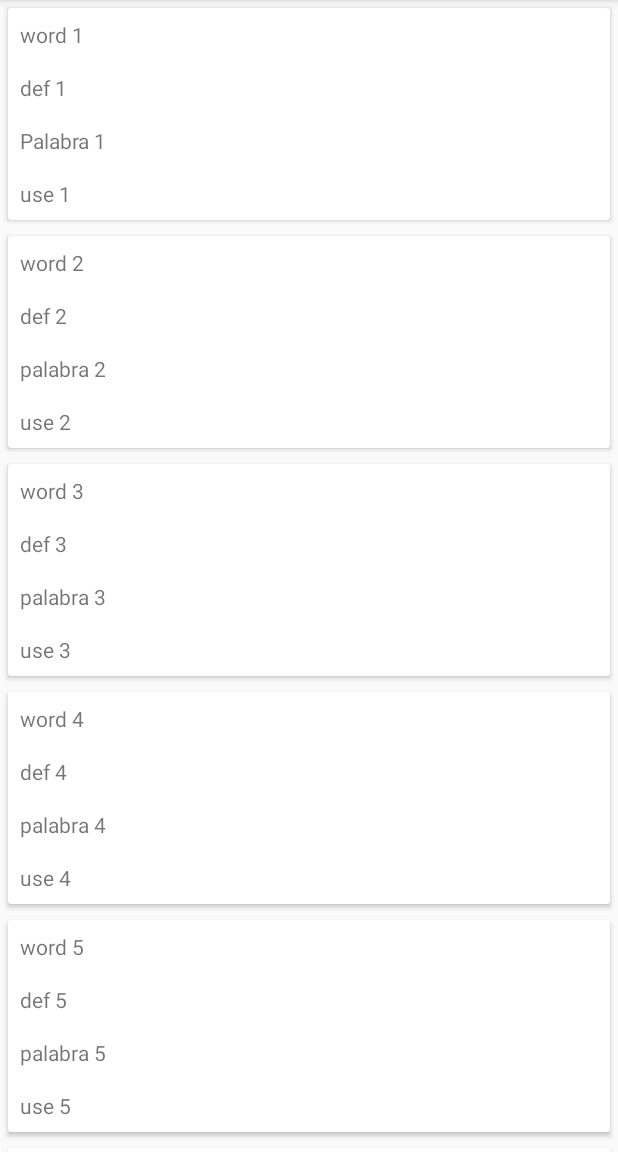
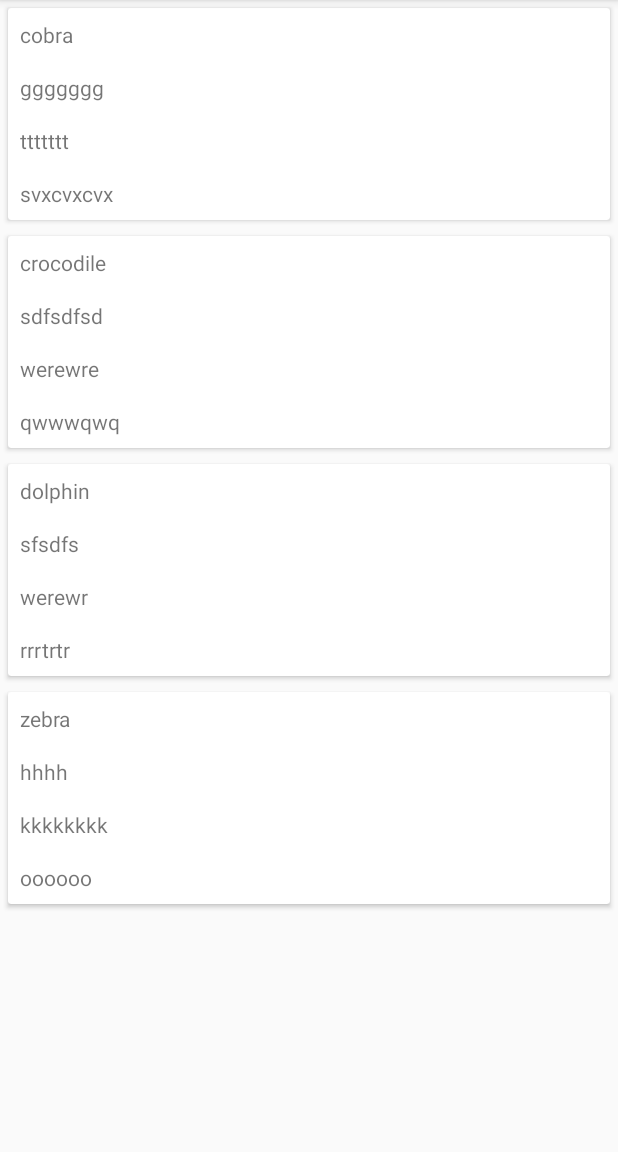
Before and after one commit to Jmiller1294/spanglish-dictionary, an Android app: the screen it shows after launch (SavedWordsActivity), after a tap on "View Saved Entries", on a phone screen of 412 x 824 dp, the part 84-1236 px from its top. Run offline under Robolectric (Android 15) with nearby library versions, the phone set to English and light mode, and no system bars; our stand-ins replace Room's generated code.

Commit message:
Add files via upload

```diff
--- a/src/main/java/com/example/spanglishdictionary/AddWordActivity.java
+++ b/src/main/java/com/example/spanglishdictionary/AddWordActivity.java
@@ -1,10 +1,8 @@
 package com.example.spanglishdictionary;
 
 import androidx.appcompat.app.AppCompatActivity;
+import androidx.lifecycle.ViewModelProviders;
 import androidx.localbroadcastmanager.content.LocalBroadcastManager;
-
-import android.content.BroadcastReceiver;
-import android.content.Context;
 import android.content.Intent;
 import android.content.IntentFilter;
 import android.os.Bundle;
@@ -18,6 +16,7 @@ public class AddWordActivity extends AppCompatActivity {
     private EditText enterWordEdit, enterDefEdit, enterPalabraEdit, enterUseEdit;
     private static final String ACTION_CUSTOM_BROADCAST =
             BuildConfig.APPLICATION_ID + ".ACTION_CUSTOM_BROADCAST";
+    private WordsViewModel wordsViewModel;
 
     @Override
     protected void onCreate(Bundle savedInstanceState) {
@@ -25,19 +24,14 @@ public class AddWordActivity extends AppCompatActivity {
         setContentView(R.layout.activity_add_word);
 
 
-        // Initialize private TextView fields with their corresponding TextViews
-        enterWordView = findViewById(R.id.enterWordView);
-        enterDefView = findViewById(R.id.enterDefView);
-        enterPalabraView = findViewById(R.id.enterPalabraView);
-        enterUseView = findViewById(R.id.enterUseView);
-
         // Initialize private EditText fields with their corresponding EditTexts
         enterWordEdit = findViewById(R.id.enterWordEdit);
         enterDefEdit = findViewById(R.id.enterDefEdit);
         enterPalabraEdit = findViewById(R.id.enterPalabraEdit);
         enterUseEdit = findViewById(R.id.enterUseEdit);
+        wordsViewModel = ViewModelProviders.of(this).get(WordsViewModel.class);
 
-        //
+        //register broadcast receiver
         IntentFilter filter = new IntentFilter();
 
         this.registerReceiver(mReceiver, filter);
@@ -47,15 +41,19 @@ public class AddWordActivity extends AppCompatActivity {
 
     }
 
-    // Method to Send Data Items (new word info) to MainActivity here
+    //sends new word data to database
     public void sendData(View view) {
         Intent intent = new Intent(this, WordLookupActivity.class);
         intent.putExtra("added_word", "new word");
+        Words word = new Words(enterWordEdit.getText().toString(),
+                enterDefEdit.getText().toString(),
+                enterUseEdit.getText().toString(),
+                enterPalabraEdit.getText().toString());
+        wordsViewModel.insert(word);
         sendCustomBroadcast();
-        // Word data info below
-    finish();
     }
 
+    //sends a custom broadcast to change word of the day
     public void sendCustomBroadcast() {
         Intent customBroadcastIntent = new Intent(ACTION_CUSTOM_BROADCAST);
         LocalBroadcastManager.getInstance(this).sendBroadcast(customBroadcastIntent);
--- a/src/main/java/com/example/spanglishdictionary/CustomReceiver.java
+++ b/src/main/java/com/example/spanglishdictionary/CustomReceiver.java
@@ -44,9 +44,6 @@ public class CustomReceiver extends BroadcastReceiver {
             //start main activity
             context.startActivity(mainIntent);
 
-            // Display the toast.
-            Toast.makeText(context, toastMessage, Toast.LENGTH_SHORT).show();
-
 
         }
     }
--- a/src/main/java/com/example/spanglishdictionary/SavedWordsActivity.java
+++ b/src/main/java/com/example/spanglishdictionary/SavedWordsActivity.java
@@ -1,44 +1,45 @@
 package com.example.spanglishdictionary;
 
+import androidx.annotation.Nullable;
 import androidx.appcompat.app.AppCompatActivity;
-import androidx.recyclerview.widget.GridLayoutManager;
+import androidx.lifecycle.Observer;
+import androidx.lifecycle.ViewModelProviders;
+import androidx.recyclerview.widget.LinearLayoutManager;
 import androidx.recyclerview.widget.RecyclerView;
 
 import android.os.Bundle;
+import android.util.Log;
 
 import java.util.ArrayList;
+import java.util.List;
 
 public class SavedWordsActivity extends AppCompatActivity {
     private RecyclerView recyclerView;
     private ArrayList<Words> wordsData;
-    private spanglishAdapter spanglishAdapter;
-    private int gridColumnCount;
+    private savedWordsAdapter savedWordsAdapter;
+    private WordsViewModel mWordsViewModel;
 
     @Override
     protected void onCreate(Bundle savedInstanceState) {
         super.onCreate(savedInstanceState);
         setContentView(R.layout.activity_saved_words);
 
-        gridColumnCount = 1;
-        recyclerView = findViewById(R.id.recycler_view);
-        recyclerView.setLayoutManager(new GridLayoutManager(this, gridColumnCount));
-        wordsData = new ArrayList<>();
-        spanglishAdapter = new spanglishAdapter(this, wordsData);
-        recyclerView.setAdapter(spanglishAdapter);
-        loadWordsData();
+        mWordsViewModel = ViewModelProviders.of(this).get(WordsViewModel.class);
+
+
+        RecyclerView recyclerView = findViewById(R.id.recycler_view);
+        savedWordsAdapter = new savedWordsAdapter(this);
+        recyclerView.setAdapter(savedWordsAdapter);
+        recyclerView.setLayoutManager(new LinearLayoutManager(this));
+
+        mWordsViewModel.getAllWords().observe(this, new Observer<List<Words>>() {
+            @Override
+            public void onChanged(@Nullable final List<Words> words) {
+                // Update the cached copy of the words in the adapter.
+                Log.d("word_look", words.toString());
+                savedWordsAdapter.setWords(words);
+            }
+        });
     }
 
-    private void loadWordsData() {
-        wordsData.clear();
-        String [] words = getResources().getStringArray(R.array.word_list);
-        String [] defs = getResources().getStringArray(R.array.def_list);
-        String [] palabras = getResources().getStringArray(R.array.palabra_list);
-        String [] uses = getResources().getStringArray(R.array.use_list);
-        for(int i=0; i<words.length; i++){
-            wordsData.add(new Words(words[i],defs[i], palabras[i],uses[i]));
-        }
-        spanglishAdapter.notifyDataSetChanged();
-    }
-
-
 }
--- a/src/main/java/com/example/spanglishdictionary/WordLookupActivity.java
+++ b/src/main/java/com/example/spanglishdictionary/WordLookupActivity.java
@@ -4,7 +4,6 @@ import androidx.appcompat.app.AppCompatActivity;
 import androidx.recyclerview.widget.GridLayoutManager;
 import androidx.recyclerview.widget.RecyclerView;
 import android.os.Bundle;
-import android.util.Log;
 
 import java.util.ArrayList;
 
@@ -19,9 +18,8 @@ public class WordLookupActivity extends AppCompatActivity {
         super.onCreate(savedInstanceState);
         setContentView(R.layout.activity_word_lookup);
 
-
         gridColumnCount = 1;
-        recyclerView = findViewById(R.id.recycler_view);
+        recyclerView = findViewById(R.id.saved_words_recycler_view);
         recyclerView.setLayoutManager(new GridLayoutManager(this, gridColumnCount));
         wordsData = new ArrayList<>();
         spanglishAdapter = new spanglishAdapter(this, wordsData);
@@ -32,10 +30,12 @@ public class WordLookupActivity extends AppCompatActivity {
 
     private void loadWordsData() {
         wordsData.clear();
+
         String [] words = getResources().getStringArray(R.array.word_list);
         String [] defs = getResources().getStringArray(R.array.def_list);
         String [] palabras = getResources().getStringArray(R.array.palabra_list);
         String [] uses = getResources().getStringArray(R.array.use_list);
+
         for(int i=0; i<words.length; i++){
             wordsData.add(new Words(words[i],defs[i], palabras[i],uses[i]));
         }
--- /dev/null
+++ b/src/main/java/com/example/spanglishdictionary/WordRoomDatabase.java
@@ -0,0 +1,80 @@
+package com.example.spanglishdictionary;
+
+import android.content.Context;
+import android.os.AsyncTask;
+import android.util.Log;
+
+import androidx.annotation.NonNull;
+import androidx.room.Database;
+import androidx.room.Room;
+import androidx.room.RoomDatabase;
+import androidx.sqlite.db.SupportSQLiteDatabase;
+
+@Database(entities = {Words.class}, version = 1, exportSchema = false)
+public abstract class WordRoomDatabase extends RoomDatabase {
+
+    public abstract WordsDao wordDao();
+    private static WordRoomDatabase INSTANCE;
+
+    static WordRoomDatabase getDatabase(final Context context) {
+        if (INSTANCE == null) {
+            synchronized (WordRoomDatabase.class) {
+                if (INSTANCE == null) {
+                    INSTANCE = Room.databaseBuilder(context.getApplicationContext(),
+                                    WordRoomDatabase.class, "words_database")
+                            // Wipes and rebuilds instead of migrating
+                            // if no Migration object.
+                            // Migration is not part of this practical.
+                            .fallbackToDestructiveMigration()
+                            .addCallback(sRoomDatabaseCallback)
+                            .build();
+                }
+            }
+        }
+        return INSTANCE;
+    }
+
+    private static RoomDatabase.Callback sRoomDatabaseCallback =
+            new RoomDatabase.Callback(){
+
+                @Override
+                public void onOpen (@NonNull SupportSQLiteDatabase db){
+                    super.onOpen(db);
+                    new PopulateDbAsync(INSTANCE).execute();
+                }
+            };
+
+
+    /**
+     * Populate the database in the background.
+     */
+    private static class PopulateDbAsync extends AsyncTask<Void, Void, Void> {
+
+        private final WordsDao mDao;
+        String[] words = {"dolphin", "crocodile", "cobra","zebra"};
+        String[] defs = {"sfsdfs", "sdfsdfsd", "ggggggg","hhhh"};
+        String[] palabras = {"werewr", "werewre", "ttttttt", "kkkkkkkk"};
+        String[] uses = {"rrrtrtr", "qwwwqwq", "svxcvxcvx", "oooooo"};
+
+        PopulateDbAsync(WordRoomDatabase db) {
+            mDao = db.wordDao();
+        }
+
+        @Override
+        protected Void doInBackground(final Void... params) {
+            // Start the app with a clean database every time.
+            // Not needed if you only populate the database
+            // when it is first created
+            mDao.deleteAll();
+
+            Log.d("pop", "populated");
+
+            for (int i = 0; i <= words.length - 1; i++) {
+                Words word = new Words(words[i],defs[i], palabras[i],uses[i]);
+                Log.d("words_data", word.toString());
+                mDao.insert(word);
+            }
+            return null;
+        }
+    }
+}
--- a/src/main/java/com/example/spanglishdictionary/Words.java
+++ b/src/main/java/com/example/spanglishdictionary/Words.java
@@ -1,30 +1,48 @@
 package com.example.spanglishdictionary;
 
+import androidx.annotation.NonNull;
+import androidx.room.ColumnInfo;
+import androidx.room.Entity;
+import androidx.room.PrimaryKey;
+
+@Entity(tableName = "word_table")
 public class Words {
 
+        @PrimaryKey
+        @NonNull
+        @ColumnInfo(name = "word")
         private String word;
+
+        @NonNull
+        @ColumnInfo(name = "def")
         private String def;
+
+        @NonNull
+        @ColumnInfo(name = "palabra")
         private String palabra;
+
+        @NonNull
+        @ColumnInfo(name = "use")
         private String use;
 
-        Words(String word, String def, String palabra, String use) {
+        public Words(@NonNull String word,String def, String palabra, String use) {
             this.word = word;
             this.def = def;
             this.palabra = palabra;
             this.use = use;
         }
+
         public String getWord(){
-            return word;
+            return this.word;
         }
         public String getDef(){
-            return def;
+            return this.def;
         }
         public String getPalabra(){
-            return palabra;
+            return this.palabra;
         }
         public String getUse(){
-            return use;
+            return this.use;
         }
 
-
 }
--- /dev/null
+++ b/src/main/java/com/example/spanglishdictionary/WordsDao.java
@@ -0,0 +1,22 @@
+package com.example.spanglishdictionary;
+
+
+import androidx.lifecycle.LiveData;
+import androidx.room.Dao;
+import androidx.room.Insert;
+import androidx.room.Query;
+
+import java.util.List;
+
+@Dao
+public interface WordsDao {
+
+    @Insert
+    void insert(Words words);
+
+    @Query("DELETE FROM word_table")
+    void deleteAll();
+
+    @Query("SELECT * from word_table ORDER BY word ASC")
+    LiveData<List<Words>> getAllWords();
+}
--- /dev/null
+++ b/src/main/java/com/example/spanglishdictionary/WordsRepository.java
@@ -0,0 +1,44 @@
+package com.example.spanglishdictionary;
+
+import android.app.Application;
+import android.os.AsyncTask;
+import android.util.Log;
+
+import androidx.lifecycle.LiveData;
+
+import java.util.List;
+
+public class WordsRepository {
+    private WordsDao mWordDao;
+    private LiveData<List<Words>> mAllWords;
+
+    WordsRepository(Application application) {
+        WordRoomDatabase db = WordRoomDatabase.getDatabase(application);
+        mWordDao = db.wordDao();
+        mAllWords = mWordDao.getAllWords();
+    }
+
+    LiveData<List<Words>> getAllWords() {
+        return mAllWords;
+    }
+
+    public void insert (Words word) {
+        new insertAsyncTask(mWordDao).execute(word);
+    }
+
+    private static class insertAsyncTask extends AsyncTask<Words, Void, Void> {
+
+        private WordsDao mAsyncTaskDao;
+
+        insertAsyncTask(WordsDao dao) {
+            mAsyncTaskDao = dao;
+        }
+
+        @Override
+        protected Void doInBackground(final Words... params) {
+            mAsyncTaskDao.insert(params[0]);
+            return null;
+        }
+    }
+
+}
--- /dev/null
+++ b/src/main/java/com/example/spanglishdictionary/WordsViewModel.java
@@ -0,0 +1,28 @@
+package com.example.spanglishdictionary;
+
+import android.app.Application;
+import android.util.Log;
+
+import androidx.lifecycle.AndroidViewModel;
+import androidx.lifecycle.LiveData;
+
+import java.util.List;
+
+public class WordsViewModel extends AndroidViewModel {
+    private WordsRepository mRepository;
+    private LiveData<List<Words>> mAllWords;
+
+    public WordsViewModel (Application application) {
+        super(application);
+        mRepository = new WordsRepository(application);
+        mAllWords = mRepository.getAllWords();
+
+    }
+
+    LiveData<List<Words>> getAllWords() { return mAllWords; }
+
+    public void insert(Words words) {
+        Log.d("word_lookup", words.getWord());
+        mRepository.insert(words);
+    }
+}
--- /dev/null
+++ b/src/main/java/com/example/spanglishdictionary/savedWordsAdapter.java
@@ -0,0 +1,136 @@
+package com.example.spanglishdictionary;
+
+
+import android.content.Context;
+import android.util.Log;
+import android.view.LayoutInflater;
+import android.view.View;
+import android.view.ViewGroup;
+import android.widget.TextView;
+
+import androidx.recyclerview.widget.RecyclerView;
+
+import java.util.List;
+
+public class savedWordsAdapter extends RecyclerView.Adapter<savedWordsAdapter.WordViewHolder> {
+
+    private final LayoutInflater mInflater;
+    private List<Words> mWords; // Cached copy of words
+
+    savedWordsAdapter(Context context) { mInflater = LayoutInflater.from(context); }
+
+    @Override
+    public WordViewHolder onCreateViewHolder(ViewGroup parent, int viewType) {
+        View itemView = mInflater.inflate(R.layout.word_item, parent, false);
+        return new WordViewHolder(itemView);
+    }
+
+    @Override
+    public void onBindViewHolder(WordViewHolder holder, int position) {
+        if (mWords != null) {
+            Words current = mWords.get(position);
+            Log.d("adapter", current.getWord());
+            Log.d("adapter", current.getDef());
+            Log.d("adapter", current.getPalabra());
+            Log.d("adapter", current.getUse());
+            holder.wordItemView.setText(current.getWord());
+            holder.wordItemView2.setText(current.getDef());
+            holder.wordItemView3.setText(current.getPalabra());
+            holder.wordItemView4.setText(current.getUse());
+        } else {
+            // Covers the case of data not being ready yet.
+            holder.wordItemView.setText("No Word");
+        }
+    }
+
+    void setWords(List<Words> words){
+        mWords = words;
+        notifyDataSetChanged();
+    }
+
+    // getItemCount() is called many times, and when it is first called,
+    // mWords has not been updated (means initially, it's null, and we can't return null).
+    @Override
+    public int getItemCount() {
+        if (mWords != null)
+            return mWords.size();
+        else return 0;
+    }
+
+    class WordViewHolder extends RecyclerView.ViewHolder {
+        private final TextView wordItemView;
+        private final TextView wordItemView2;
+        private final TextView wordItemView3;
+        private final TextView wordItemView4;
+
+        private WordViewHolder(View itemView) {
+            super(itemView);
+            wordItemView = itemView.findViewById(R.id.word);
+            wordItemView2 = itemView.findViewById(R.id.def);
+            wordItemView3 = itemView.findViewById(R.id.palabra);
+            wordItemView4 = itemView.findViewById(R.id.use);
+        }
+    }
+}
+
+
+
+
+
+
+
+
+
+
+
+
+
+
+
+//public class spanglishAdapter extends RecyclerView.Adapter<spanglishAdapter.ViewHolder>{
+//
+//    private ArrayList<Words> wordsData;
+//    private Context context;
+//    public spanglishAdapter(Context context, ArrayList<Words> wordsArrayList){
+//        this.context = context;
+//        wordsData = wordsArrayList;
+//    }
+//
+//    @NonNull
+//    @Override
+//    public ViewHolder onCreateViewHolder(@NonNull ViewGroup parent, int viewType) {
+//        return new ViewHolder((LayoutInflater.from(context).inflate(R.layout.word_item,parent,false)));
+//    }
+//
+//    @Override
+//    public void onBindViewHolder(@NonNull spanglishAdapter.ViewHolder holder, int position) {
+//        Words currWord = wordsData.get(position);
+//        holder.bindItem(currWord);
+//    }
+//
+//    @Override
+//    public int getItemCount() {
+//        return wordsData.size();
+//    }
+//
+//    protected class ViewHolder extends RecyclerView.ViewHolder{
+//        private TextView word, def, palabra, use;
+//
+//        public ViewHolder(View itemView) {
+//            super(itemView);
+//            word = itemView.findViewById(R.id.word);
+//            def = itemView.findViewById(R.id.def);
+//            palabra = itemView.findViewById(R.id.palabra);
+//            use = itemView.findViewById(R.id.use);
+//        }
+//
+//        public void bindItem(Words currentWord){
+//            word.setText(currentWord.getWord());
+//            def.setText(currentWord.getDef());
+//            palabra.setText(currentWord.getPalabra());
+//            use.setText(currentWord.getUse());
+//        }
+//
+//    }
+//
+//}
--- a/src/main/res/layout/activity_add_word.xml
+++ b/src/main/res/layout/activity_add_word.xml
@@ -13,13 +13,7 @@
         android:layout_marginEnd="2dp"
         android:layout_marginBottom="1dp"
         android:orientation="vertical"
-        android:padding="5dp"
-        android:paddingStart="5dp"
-        android:paddingLeft="5dp"
-        android:paddingTop="5dp"
-        android:paddingEnd="5dp"
-        android:paddingRight="5dp"
-        android:paddingBottom="5dp"
+        android:padding="35dp"
         app:layout_constraintBottom_toBottomOf="parent"
         app:layout_constraintEnd_toEndOf="parent"
         app:layout_constraintHorizontal_bias="1.0"
@@ -39,7 +33,6 @@
             android:id="@+id/enterWordEdit"
             android:layout_width="match_parent"
             android:layout_height="wrap_content"
-            android:text="TextView"
             android:inputType="text"
             />
 
@@ -53,7 +46,6 @@
             android:id="@+id/enterDefEdit"
             android:layout_width="match_parent"
             android:layout_height="wrap_content"
-            android:text="TextView"
             android:hint=""
             android:inputType="text"/>
 
@@ -67,7 +59,6 @@
             android:id="@+id/enterPalabraEdit"
             android:layout_width="match_parent"
             android:layout_height="wrap_content"
-            android:text="TextView"
             android:inputType="text"/>
 
         <TextView
@@ -80,7 +71,6 @@
             android:id="@+id/enterUseEdit"
             android:layout_width="match_parent"
             android:layout_height="wrap_content"
-            android:text="TextView"
             app:layout_constraintEnd_toEndOf="parent"
             app:layout_constraintStart_toStartOf="parent"
             android:inputType="text"/>
@@ -91,10 +81,6 @@
             android:onClick="sendData"
             android:layout_height="wrap_content" />
 
-        <Button
-            android:layout_width="wrap_content"
-            android:layout_height="wrap_content" />
-
     </LinearLayout>
 
 </androidx.constraintlayout.widget.ConstraintLayout>
--- a/src/main/res/layout/activity_word_lookup.xml
+++ b/src/main/res/layout/activity_word_lookup.xml
@@ -7,7 +7,7 @@
     tools:context=".WordLookupActivity">
 
     <androidx.recyclerview.widget.RecyclerView
-        android:id="@+id/recycler_view"
+        android:id="@+id/saved_words_recycler_view"
         android:layout_width="match_parent"
         android:layout_height="match_parent"
         app:layout_constraintBottom_toBottomOf="parent"
--- a/src/main/res/layout/word_item.xml
+++ b/src/main/res/layout/word_item.xml
@@ -9,6 +9,7 @@
     <LinearLayout
         android:layout_width="match_parent"
         android:layout_height="wrap_content"
+        android:id="@+id/word_item"
         android:orientation="vertical">
 
 
```
Also changed, not shown: src/main/java/com/example/spanglishdictionary/MainActivity.java (+6 -1 lines), src/main/java/com/example/spanglishdictionary/spanglishAdapter.java (+6 -3 lines).
